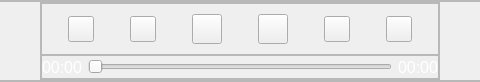
First picture: the form in CaX/widget/playwindow.ui, repository fsest4u/CaX_03, before the edit; both pictures show x 335 to 815 and y 0 to 82 of the 1151 by 82 pixel window.
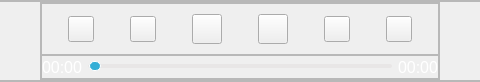
Second picture: the form after the edit. Icons and pictures are not drawn.

Commit message: [QSlider] 디자인 적용

```diff
--- a/CaX/widget/playwindow.ui
+++ b/CaX/widget/playwindow.ui
@@ -430,6 +430,23 @@
                </item>
                <item>
                 <widget class="QSlider" name="horizontalSlider">
+                 <property name="styleSheet">
+                  <string notr="true">QSlider::groove:horizontal {
+    background-color: #e8e6e6;
+    border: 1px solid #e8e6e6;
+    height: 2px;
+    border-radius: 2px;
+}
+
+QSlider::handle:horizontal {
+    background-color: #34aed6;
+    border: 1px solid #ffffff;
+    width: 10px;
+	height: 10px;
+    border-radius: 5px;
+	margin: -4px 0;
+}</string>
+                 </property>
                  <property name="orientation">
                   <enum>Qt::Horizontal</enum>
                  </property>
```
The commit also changes 1 other file.
